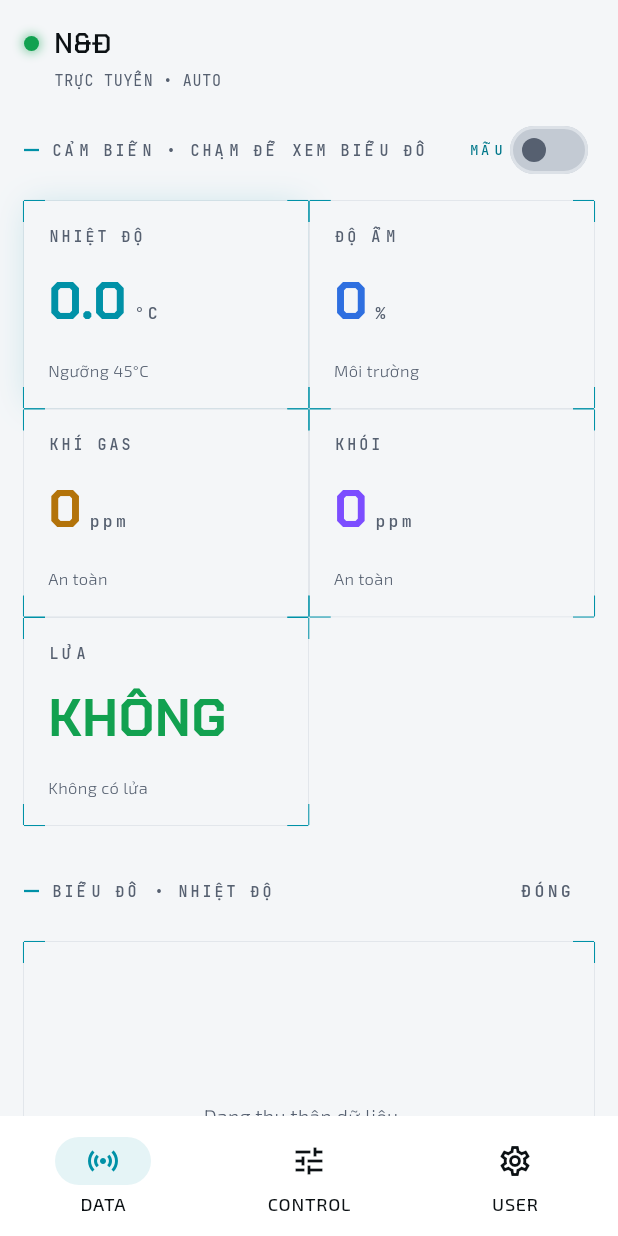
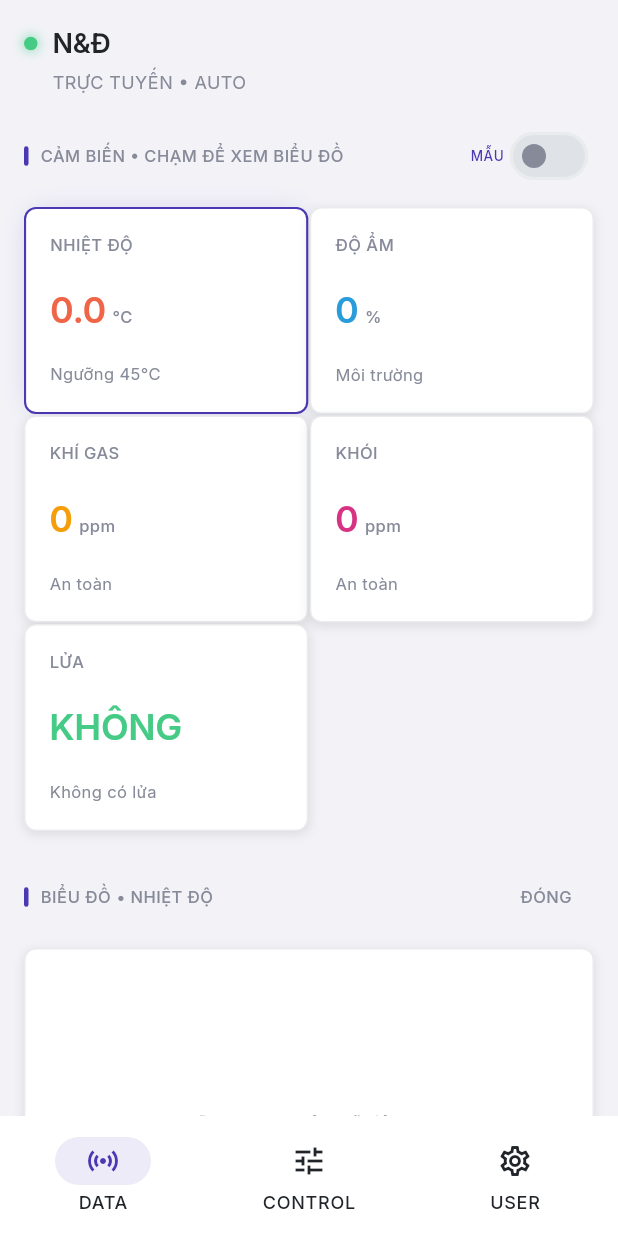
Before and after one commit to 52Ducst25/smart-kitchen-app, a Flutter app: the screen it shows after launch, after a tap on "NHIỆT ĐỘ", on a phone screen of 412 x 824 dp. Run offline on Flutter 3.47's test engine with Material 3 defaults, Android fonts, the phone set to English and light mode, and no system bars; our stand-ins replace dio, firebase_core, firebase_database, fl_chart, google_fonts, open_filex and 3 more; accounts and stored records are empty; network calls fail.

Commit message:
feat(ui): redesign toàn app theo Velzon Material Dark (theme + widgets)

```diff
--- a/lib/theme/neon_carbon_colors.dart
+++ b/lib/theme/neon_carbon_colors.dart
@@ -8,33 +8,33 @@ import 'package:flutter/material.dart';
 class NcColors {
   NcColors._();
 
-  // --- Carbon scale (nền) ---
-  static const carbon = Color(0xFF08090A); // nền gốc (body, card)
-  static const carbonUp = Color(0xFF0E1012); // nền hover (card raised)
-  static const carbonPanel = Color(0xFF0C0D0F); // panel / sidebar
-  static const carbonLine = Color(0xFF1A1D22); // border mặc định, gap grid
-  static const carbonLineBright = Color(0xFF252930); // border nổi hơn
+  // --- Bề mặt tối (Velzon Material Dark) ---
+  static const carbon = Color(0xFF1A1D21); // body-bg (nền trang)
+  static const carbonUp = Color(0xFF2A2D31); // tertiary-bg (hover/lớp trong)
+  static const carbonPanel = Color(0xFF212529); // secondary-bg (card/panel)
+  static const carbonLine = Color(0xFF32383E); // border-color
+  static const carbonLineBright = Color(0xFF3D444B); // border nổi hơn
 
-  // --- Cyan (nhấn thương hiệu) ---
-  static const cyan = Color(0xFF00F0FF); // nhấn chính, viền active, glow
-  static const cyanText = Color(0xFF7DF7FF); // chữ cyan dịu (số liệu)
-  static const cyanDim = Color(0x1F00F0FF); // ~.12 alpha (active bg, chip)
-  static const cyanGhost = Color(0x0A00F0FF); // ~.04 (row hover)
-  static const cyanGlow = Color(0x4D00F0FF); // ~.3 (box-shadow phát sáng)
+  // --- Nhấn thương hiệu (primary tím Velzon) ---
+  static const cyan = Color(0xFF4B38B3); // primary — nhấn chính, nút, active
+  static const cyanText = Color(0xFFCFC9EE); // link/số liệu (tím rất nhạt)
+  static const cyanDim = Color(0x264B38B3); // ~.15 nền soft (subtle)
+  static const cyanGhost = Color(0x0F4B38B3); // ~.06 row hover
+  static const cyanGlow = Color(0x334B38B3); // ~.2 (soft, hầu như không dùng)
 
   // --- Chữ & trạng thái ---
-  static const white = Color(0xFFE8ECF0); // chữ chính
-  static const whiteDim = Color(0xFF8A8F99); // chữ phụ, mô tả, nhãn
-  static const green = Color(0xFF00FF6A); // success / online / an toàn
-  static const red = Color(0xFFFF3B4E); // error / critical / nguy hiểm
-  static const amber = Color(0xFFFFB300); // warning / cần chú ý
+  static const white = Color(0xFFE9EBEE); // chữ chính / nhấn mạnh (emphasis)
+  static const whiteDim = Color(0xFF878A99); // secondary-color (muted)
+  static const green = Color(0xFF45CB85); // success
+  static const red = Color(0xFFF06548); // danger
+  static const amber = Color(0xFFFFBE0B); // warning
 
-  // --- Màu phân biệt theo chỉ số (mỗi thông số 1 màu, dễ đọc thẻ & biểu đồ) ---
-  static const mTemp = cyan; // Nhiệt độ — cyan
-  static const mHum = Color(0xFF4D96FF); // Độ ẩm — xanh dương
-  static const mGas = amber; // Khí gas — hổ phách
-  static const mSmoke = Color(0xFFB388FF); // Khói — tím
-  static const mFlame = green; // Lửa — xanh lá (an toàn)
+  // --- Màu phân biệt theo chỉ số (palette Velzon, dễ đọc trên nền tối) ---
+  static const mTemp = Color(0xFFF06548); // Nhiệt độ — coral
+  static const mHum = Color(0xFF299CDB); // Độ ẩm — info blue
+  static const mGas = amber; // Khí gas — amber
+  static const mSmoke = Color(0xFFF672A7); // Khói — pink
+  static const mFlame = green; // Lửa — success green
 }
 
 /// Palette Neon-Carbon theo theme (dark/light), phát qua [ThemeExtension] để
@@ -98,28 +98,28 @@ class NcPalette extends ThemeExtension<NcPalette> {
     mFlame: NcColors.mFlame,
   );
 
-  /// Bản sáng — nền sáng, chữ đậm, cyan làm sâu cho đủ tương phản.
+  /// Bản sáng (Velzon Material Light) — nền xám nhạt, card trắng, chữ đậm.
   static const light = NcPalette(
-    carbon: Color(0xFFF4F6F8), // nền gốc sáng
-    carbonUp: Color(0xFFFFFFFF), // card raised
-    carbonPanel: Color(0xFFFFFFFF), // panel/appbar
-    carbonLine: Color(0xFFDCE1E7), // hairline
-    carbonLineBright: Color(0xFFC3CAD3), // border nổi
-    cyan: Color(0xFF0091A7), // cyan làm sâu (đọc được trên nền trắng)
-    cyanText: Color(0xFF00778A), // số liệu cyan (đậm hơn)
-    cyanDim: Color(0x1A0091A7), // ~.10 nền nhấn nhẹ
-    cyanGhost: Color(0x0D0091A7), // ~.05 row hover
-    cyanGlow: Color(0x330091A7), // glow dịu
-    white: Color(0xFF0C1114), // chữ chính (near-black)
-    whiteDim: Color(0xFF566070), // chữ phụ
-    green: Color(0xFF12A150),
-    red: Color(0xFFE11D34),
-    amber: Color(0xFFB3730A),
-    mTemp: Color(0xFF0091A7),
-    mHum: Color(0xFF2E6FE0),
-    mGas: Color(0xFFB3730A),
-    mSmoke: Color(0xFF7C4DFF),
-    mFlame: Color(0xFF12A150),
+    carbon: Color(0xFFF2F2F7), // body-bg light
+    carbonUp: Color(0xFFEFF2F7), // tertiary-bg light
+    carbonPanel: Color(0xFFFFFFFF), // card/panel trắng
+    carbonLine: Color(0xFFE9EBEC), // border light
+    carbonLineBright: Color(0xFFDFE3E8), // border nổi
+    cyan: Color(0xFF4B38B3), // primary tím
+    cyanText: Color(0xFF4B38B3), // link/số liệu tím
+    cyanDim: Color(0x1A4B38B3), // ~.10 soft bg
+    cyanGhost: Color(0x0D4B38B3), // ~.05 row hover
+    cyanGlow: Color(0x264B38B3), // soft
+    white: Color(0xFF212529), // chữ chính (đậm)
+    whiteDim: Color(0xFF878A99), // chữ phụ (muted)
+    green: Color(0xFF45CB85),
+    red: Color(0xFFF06548),
+    amber: Color(0xFFFFBE0B),
+    mTemp: Color(0xFFF06548),
+    mHum: Color(0xFF299CDB),
+    mGas: Color(0xFFF59E0B),
+    mSmoke: Color(0xFFD63384),
+    mFlame: Color(0xFF45CB85),
   );
 
   @override
--- a/lib/theme/neon_carbon_theme.dart
+++ b/lib/theme/neon_carbon_theme.dart
@@ -13,14 +13,14 @@ class NeonCarbonTheme {
 
   static ThemeData get dark {
     const scheme = ColorScheme.dark(
-      primary: NcColors.cyan,
-      onPrimary: NcColors.carbon,
-      secondary: NcColors.cyanText,
-      onSecondary: NcColors.carbon,
+      primary: NcColors.cyan, // tím Velzon
+      onPrimary: Colors.white,
+      secondary: Color(0xFF3577F1), // secondary xanh Velzon
+      onSecondary: Colors.white,
       surface: NcColors.carbonPanel,
       onSurface: NcColors.white,
       error: NcColors.red,
-      onError: NcColors.carbon,
+      onError: Colors.white,
       outline: NcColors.carbonLine,
     );
     return _build(Brightness.dark, scheme, NcPalette.dark);
@@ -60,7 +60,7 @@ class NeonCarbonTheme {
         thickness: 1,
         space: 1,
       ),
-      textTheme: GoogleFonts.exo2TextTheme(base.textTheme).apply(
+      textTheme: GoogleFonts.interTextTheme(base.textTheme).apply(
         bodyColor: palette.white,
         displayColor: palette.white,
       ),
@@ -85,55 +85,52 @@ class NeonCarbonTheme {
   }
 }
 
-/// Kho text style kỹ thuật dùng lại toàn app (đúng type-scale của guideline §2).
+/// Kho text style dùng lại toàn app — nay theo Velzon Material: font **Inter**,
+/// body ~13px, weight vừa phải, letter-spacing hẹp (bỏ phong cách HUD mono/rộng).
 ///
-/// [color] nay nhận `Color?`: nếu null → KHÔNG ép màu, chữ kế thừa màu ambient
-/// (DefaultTextStyle theo theme) → tự thích ứng dark/light. Nơi cần màu cụ thể
-/// thì truyền qua `context.nc.<token>`.
+/// [color] nhận `Color?`: null → không ép màu, chữ kế thừa màu ambient
+/// (DefaultTextStyle theo theme) → tự thích ứng dark/light.
 class NcText {
   NcText._();
 
-  /// Số liệu lớn / card-value — Chakra Petch 700.
-  static TextStyle value({double size = 34, Color? color}) =>
-      GoogleFonts.chakraPetch(
-        fontSize: size,
-        fontWeight: FontWeight.w700,
-        color: color,
-        letterSpacing: 0.5,
-      );
-
-  /// Tiêu đề khu vực / vault — Chakra Petch 600.
-  static TextStyle heading({double size = 20, Color? color}) =>
-      GoogleFonts.chakraPetch(
+  /// Số liệu lớn / counter — Inter semibold.
+  static TextStyle value({double size = 24, Color? color}) => GoogleFonts.inter(
         fontSize: size,
         fontWeight: FontWeight.w600,
         color: color,
-        letterSpacing: 0.4,
+        letterSpacing: -0.2,
       );
 
-  /// Nhãn kỹ thuật nhỏ — UPPERCASE, JetBrains Mono, letter-spacing rộng.
-  static TextStyle label({double size = 10, Color? color}) =>
-      GoogleFonts.jetBrainsMono(
+  /// Tiêu đề khu vực / card-title — Inter semibold.
+  static TextStyle heading({double size = 16, Color? color}) =>
+      GoogleFonts.inter(
+        fontSize: size,
+        fontWeight: FontWeight.w600,
+        color: color,
+        letterSpacing: -0.1,
+      );
+
+  /// Nhãn nhỏ (overline) — Inter medium, letter-spacing nhẹ.
+  static TextStyle label({double size = 11, Color? color}) => GoogleFonts.inter(
         fontSize: size,
         color: color,
-        letterSpacing: size * 0.2, // ~.2em
+        letterSpacing: 0.3,
         fontWeight: FontWeight.w500,
       );
 
-  /// Dữ liệu số dạng mono có tabular-nums (căn cột đều).
-  static TextStyle mono({double size = 11, Color? color}) =>
-      GoogleFonts.jetBrainsMono(
+  /// Số liệu inline có tabular-nums (căn cột đều) — Inter.
+  static TextStyle mono({double size = 12, Color? color}) => GoogleFonts.inter(
         fontSize: size,
         color: color,
-        letterSpacing: 0.5,
+        fontWeight: FontWeight.w500,
         fontFeatures: const [FontFeature.tabularFigures()],
       );
 
-  /// Body / mô tả — Exo 2 300.
-  static TextStyle body({double size = 13, Color? color}) => GoogleFonts.exo2(
+  /// Body / mô tả — Inter 400.
+  static TextStyle body({double size = 13, Color? color}) => GoogleFonts.inter(
         fontSize: size,
         color: color,
-        height: 1.6,
-        fontWeight: FontWeight.w300,
+        height: 1.5,
+        fontWeight: FontWeight.w400,
       );
 }
--- a/lib/widgets/glow_button.dart
+++ b/lib/widgets/glow_button.dart
@@ -3,8 +3,9 @@ import 'package:flutter/material.dart';
 import '../theme/neon_carbon_colors.dart';
 import '../theme/neon_carbon_theme.dart';
 
-/// Nút có glow cyan (guideline §4.4).
-/// [primary] = nền cyan chữ carbon; ngược lại = viền cyan trong suốt.
+/// Nút kiểu Velzon Material. (Reskin từ "glow button" — đã bỏ glow, giữ tên/API.)
+/// [primary]=true → nút đặc màu primary (tím), chữ trắng. Ngược lại → nút "soft":
+/// nền primary pha loãng + chữ primary.
 class GlowButton extends StatelessWidget {
   const GlowButton({
     super.key,
@@ -21,7 +22,8 @@ class GlowButton extends StatelessWidget {
 
   @override
   Widget build(BuildContext context) {
-    final fg = primary ? context.nc.carbon : context.nc.cyan;
+    final nc = context.nc;
+    final fg = primary ? Colors.white : nc.cyan;
     final child = Row(
       mainAxisSize: MainAxisSize.min,
       children: [
@@ -29,41 +31,21 @@ class GlowButton extends StatelessWidget {
           Icon(icon, size: 16, color: fg),
           const SizedBox(width: 8),
         ],
-        Text(label.toUpperCase(), style: NcText.label(size: 11, color: fg)),
+        Text(label, style: NcText.label(size: 12, color: fg)),
       ],
     );
 
-    return DecoratedBox(
-      decoration: BoxDecoration(
-        boxShadow: onPressed == null
-            ? null
-            : [
-                BoxShadow(
-                  color: context.nc.cyanGlow,
-                  blurRadius: 14,
-                  spreadRadius: -3,
-                ),
-              ],
+    final shape = RoundedRectangleBorder(borderRadius: BorderRadius.circular(6));
+    return FilledButton(
+      onPressed: onPressed,
+      style: FilledButton.styleFrom(
+        backgroundColor: primary ? nc.cyan : nc.cyanDim, // đặc / soft
+        foregroundColor: fg,
+        elevation: 0,
+        shape: shape,
+        padding: const EdgeInsets.symmetric(horizontal: 16, vertical: 12),
       ),
-      child: primary
-          ? FilledButton(
-              onPressed: onPressed,
-              style: FilledButton.styleFrom(
-                backgroundColor: context.nc.cyan,
-                foregroundColor: context.nc.carbon,
-                shape: const RoundedRectangleBorder(),
-              ),
-              child: child,
-            )
-          : OutlinedButton(
-              onPressed: onPressed,
-              style: OutlinedButton.styleFrom(
-                side: BorderSide(color: context.nc.cyan),
-                foregroundColor: context.nc.cyan,
-                shape: const RoundedRectangleBorder(),
-              ),
-              child: child,
-            ),
+      child: child,
     );
   }
 }
--- a/lib/widgets/hud_header.dart
+++ b/lib/widgets/hud_header.dart
@@ -4,7 +4,7 @@ import '../theme/neon_carbon_colors.dart';
 import '../theme/neon_carbon_theme.dart';
 import 'pulse_dot.dart';
 
-/// Header HUD dùng chung cho 3 tab: chấm trạng thái + tiêu đề + phụ đề + badge demo.
+/// Header trang (Velzon): chấm trạng thái + tiêu đề + phụ đề muted + badge demo soft.
 class HudHeader extends StatelessWidget {
   const HudHeader({
     super.key,
@@ -21,35 +21,42 @@ class HudHeader extends StatelessWidget {
 
   @override
   Widget build(BuildContext context) {
-    final statusColor = this.statusColor ?? context.nc.green;
+    final nc = context.nc;
+    final statusColor = this.statusColor ?? nc.green;
     return Column(
       crossAxisAlignment: CrossAxisAlignment.start,
       children: [
         Row(
           children: [
-            PulseDot(color: statusColor, size: 10),
+            PulseDot(color: statusColor, size: 9),
             const SizedBox(width: 10),
             Expanded(
               child: Text(
-                title.toUpperCase(),
-                style: NcText.heading(size: 18, color: context.nc.white),
+                title,
+                style: NcText.heading(size: 18, color: nc.white),
               ),
             ),
             if (demo)
               Container(
-                padding: const EdgeInsets.symmetric(horizontal: 8, vertical: 3),
+                padding: const EdgeInsets.symmetric(horizontal: 10, vertical: 4),
                 decoration: BoxDecoration(
-                  color: context.nc.amber.withValues(alpha: 0.15),
-                  border: Border.all(color: context.nc.amber),
+                  color: nc.amber.withValues(alpha: 0.15),
+                  borderRadius: BorderRadius.circular(50),
                 ),
-                child: Text('DEMO', style: NcText.label(size: 9, color: context.nc.amber)),
+                child: Text(
+                  'Demo',
+                  style: NcText.label(size: 10, color: nc.amber),
+                ),
               ),
           ],
         ),
         const SizedBox(height: 4),
         Padding(
-          padding: const EdgeInsets.only(left: 20),
-          child: Text(subtitle, style: NcText.mono(size: 10, color: context.nc.whiteDim)),
+          padding: const EdgeInsets.only(left: 19),
+          child: Text(
+            subtitle,
+            style: NcText.body(size: 12, color: nc.whiteDim),
+          ),
         ),
       ],
     );
--- a/lib/widgets/section_label.dart
+++ b/lib/widgets/section_label.dart
@@ -3,7 +3,7 @@ import 'package:flutter/material.dart';
 import '../theme/neon_carbon_colors.dart';
 import '../theme/neon_carbon_theme.dart';
 
-/// Nhãn khu vực kỹ thuật: gạch cyan + chữ UPPERCASE mono giãn cách rộng (§2).
+/// Nhãn khu vực (Velzon overline): thanh nhấn primary bo tròn + chữ nhỏ muted.
 class SectionLabel extends StatelessWidget {
   const SectionLabel(this.text, {super.key, this.color});
 
@@ -12,15 +12,23 @@ class SectionLabel extends StatelessWidget {
 
   @override
   Widget build(BuildContext context) {
-    final color = this.color ?? context.nc.whiteDim;
+    final nc = context.nc;
+    final color = this.color ?? nc.whiteDim;
     return Row(
       children: [
-        Container(width: 10, height: 1.5, color: context.nc.cyan),
+        Container(
+          width: 3,
+          height: 13,
+          decoration: BoxDecoration(
+            color: nc.cyan,
+            borderRadius: BorderRadius.circular(2),
+          ),
+        ),
         const SizedBox(width: 8),
         Expanded(
           child: Text(
             text.toUpperCase(),
-            style: NcText.label(color: color),
+            style: NcText.label(size: 11, color: color),
             overflow: TextOverflow.ellipsis,
           ),
         ),
--- a/lib/widgets/stat_card.dart
+++ b/lib/widgets/stat_card.dart
@@ -39,7 +39,10 @@ class StatCard extends StatelessWidget {
       onTap: onTap,
       behavior: HitTestBehavior.opaque,
       child: TechBracketBox(
-        bracketColor: alert ? context.nc.red : context.nc.cyan,
+        // Viền nhấn chỉ khi cảnh báo (đỏ) hoặc đang chọn (tím); mặc định trung tính.
+        bracketColor: alert
+            ? context.nc.red
+            : (selected ? context.nc.cyan : null),
         glow: alert || selected,
       child: Column(
         crossAxisAlignment: CrossAxisAlignment.start,
--- a/lib/widgets/tech_bracket_box.dart
+++ b/lib/widgets/tech_bracket_box.dart
@@ -2,15 +2,19 @@ import 'package:flutter/material.dart';
 
 import '../theme/neon_carbon_colors.dart';
 
-/// Khung "tech-bracket" (guideline §4.1): viền hairline + ngoặc vuông ở 4 góc,
-/// vẽ hoàn toàn bằng CustomPainter (không dùng ảnh). Bọc bất kỳ child nào.
+/// Card phẳng kiểu Velzon Material: nền panel, bo góc nhẹ, viền 1px, bóng đổ mềm.
+/// (Trước đây là khung "tech-bracket" HUD — đã reskin sang card phẳng; giữ tên
+/// & API để không phải sửa nơi gọi.)
+///
+/// [bracketColor] set khi thẻ ở trạng thái nhấn (alert/đang chọn) → dùng làm màu
+/// VIỀN nhấn; [glow]=true kèm màu đó → thêm quầng bóng mềm.
 class TechBracketBox extends StatelessWidget {
   const TechBracketBox({
     super.key,
     required this.child,
     this.padding = const EdgeInsets.all(16),
     this.bracketColor,
-    this.bracketSize = 14,
+    this.bracketSize = 14, // giữ cho tương thích API (không còn dùng)
     this.background,
     this.borderColor,
     this.glow = false,
@@ -18,8 +22,6 @@ class TechBracketBox extends StatelessWidget {
 
   final Widget child;
   final EdgeInsetsGeometry padding;
-
-  /// Màu ngoặc/nền/viền — null → lấy theo theme hiện hành qua `context.nc`.
   final Color? bracketColor;
   final double bracketSize;
   final Color? background;
@@ -29,68 +31,32 @@ class TechBracketBox extends StatelessWidget {
   @override
   Widget build(BuildContext context) {
     final nc = context.nc;
-    final bracket = bracketColor ?? nc.cyan;
-    final bg = background ?? nc.carbon;
-    final border = borderColor ?? nc.carbonLine;
-    return CustomPaint(
-      painter: _BracketPainter(bracket, bracketSize, border),
-      child: Container(
+    final accent = bracketColor; // != null khi alert / đang chọn
+    final border = accent ?? borderColor ?? nc.carbonLine;
+    final bg = background ?? nc.carbonPanel;
+    return Container(
       padding: padding,
       decoration: BoxDecoration(
         color: bg,
-          boxShadow: glow
+        borderRadius: BorderRadius.circular(8),
+        border: Border.all(color: border, width: accent != null ? 1.4 : 1),
+        boxShadow: (glow && accent != null)
             ? [
                 BoxShadow(
-                    color: nc.cyanGlow,
-                    blurRadius: 18,
-                    spreadRadius: -3,
+                  color: accent.withValues(alpha: 0.22),
+                  blurRadius: 14,
+                  spreadRadius: -4,
                 ),
               ]
-              : null,
+            : const [
+                BoxShadow(
+                  color: Color(0x1A000000),
+                  blurRadius: 6,
+                  offset: Offset(0, 2),
+                ),
+              ],
       ),
       child: child,
-      ),
     );
   }
 }
-
-class _BracketPainter extends CustomPainter {
-  _BracketPainter(this.color, this.len, this.border);
-
-  final Color color;
-  final double len;
-  final Color border;
-
-  @override
-  void paint(Canvas canvas, Size size) {
-    final borderPaint = Paint()
-      ..color = border
-      ..style = PaintingStyle.stroke
-      ..strokeWidth = 1;
-    canvas.drawRect(Offset.zero & size, borderPaint);
-
-    final p = Paint()
-      ..color = color
-      ..style = PaintingStyle.stroke
-      ..strokeWidth = 1.4;
-    final w = size.width;
-    final h = size.height;
-
-    // top-left
-    canvas.drawLine(Offset.zero, Offset(len, 0), p);
-    canvas.drawLine(Offset.zero, Offset(0, len), p);
-    // top-right
-    canvas.drawLine(Offset(w, 0), Offset(w - len, 0), p);
-    canvas.drawLine(Offset(w, 0), Offset(w, len), p);
-    // bottom-left
-    canvas.drawLine(Offset(0, h), Offset(len, h), p);
-    canvas.drawLine(Offset(0, h), Offset(0, h - len), p);
-    // bottom-right
-    canvas.drawLine(Offset(w, h), Offset(w - len, h), p);
-    canvas.drawLine(Offset(w, h), Offset(w, h - len), p);
-  }
-
-  @override
-  bool shouldRepaint(_BracketPainter old) =>
-      old.color != color || old.len != len || old.border != border;
-}
--- a/pubspec.yaml
+++ b/pubspec.yaml
@@ -16,7 +16,7 @@ publish_to: 'none' # Remove this line if you wish to publish to pub.dev
 # https://developer.apple.com/library/archive/documentation/General/Reference/InfoPlistKeyReference/Articles/CoreFoundationKeys.html
 # In Windows, build-name is used as the major, minor, and patch parts
 # of the product and file versions while build-number is used as the build suffix.
-version: 1.0.3+4
+version: 1.0.4+5
 
 environment:
   sdk: ^3.12.2
```
Lines whose indentation alone changed are shown as unchanged.
